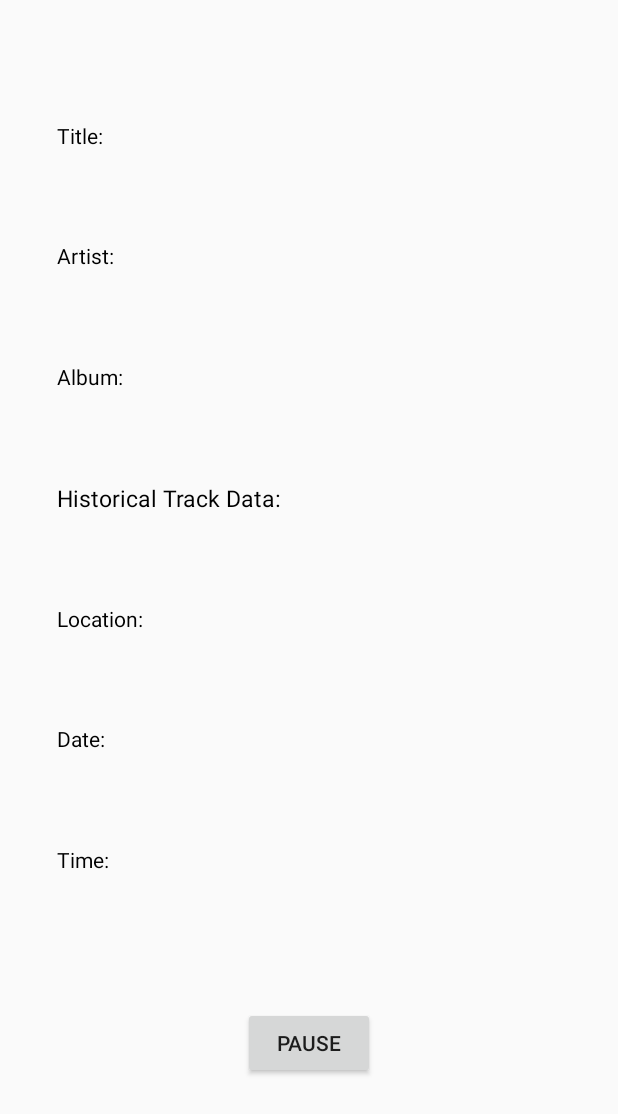
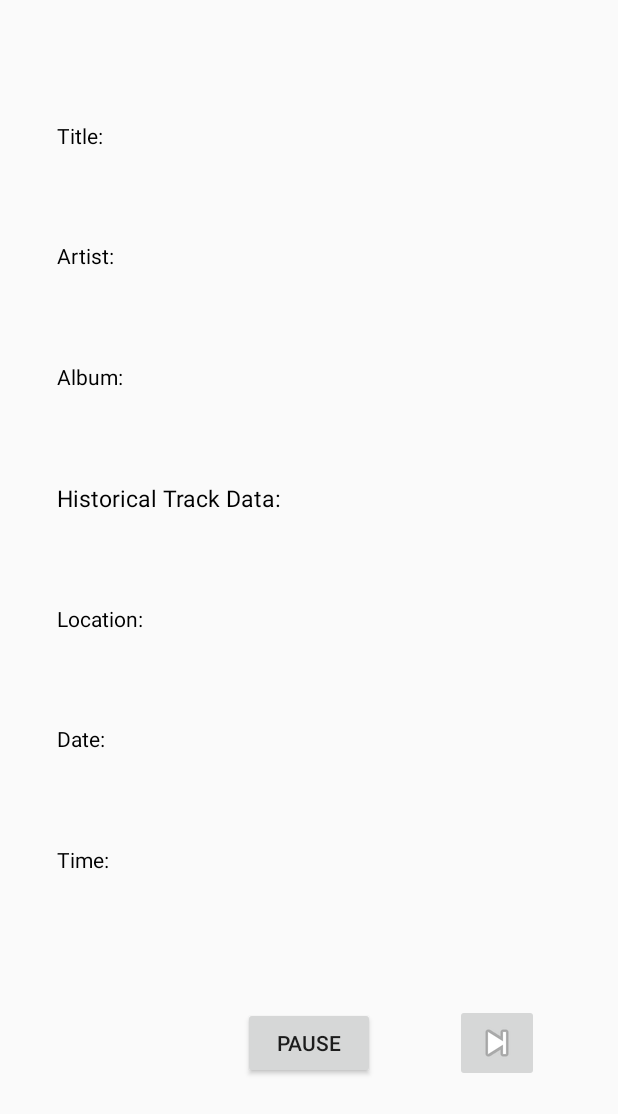
Before and after one commit to elimaga/FlashbackMusic, an Android app: the SongActivity screen opened directly, with no data from a screen before it, on a phone screen of 412 x 824 dp. Shown: the top 1114 px of the screen. Run offline under Robolectric (Android 15) with nearby library versions, the phone set to English and light mode, and no system bars; our stand-ins replace Firebase (no records; nobody signed in at launch, a user with empty details on screens opened directly); libraries missing offline, so code that uses them is left out: com.firebase.geofire; 8 statements that could not run were skipped.

Commit message:
add skip button

```diff
--- a/FlashbackMusic/app/src/main/java/com/example/team13/flashbackmusic/SongActivity.java
+++ b/FlashbackMusic/app/src/main/java/com/example/team13/flashbackmusic/SongActivity.java
@@ -269,4 +269,17 @@ public class SongActivity extends AppCompatActivity {
         song.setData(newLocation[0], newLocation[1],newDay, newTime, newDate);
         musicLibrary.persistSong(song);
     }
+
+    public void skipSong() {
+        if(songIndices.size() > 0) {
+            Song nextSong = musicLibrary.getSongs().get(songIndices.remove(0));
+            mediaPlayer.reset();
+            updateScreen(nextSong);
+            playSong(nextSong);
+            currSong = nextSong;
+        }
+        else {
+            finish();
+        }
+    }
 }
--- a/FlashbackMusic/app/src/main/res/layout/activity_song.xml
+++ b/FlashbackMusic/app/src/main/res/layout/activity_song.xml
@@ -13,12 +13,12 @@
         android:text=""
         android:textColor="#117b00"
         android:textSize="25dp"
+        app:layout_constraintBottom_toBottomOf="parent"
         app:layout_constraintHorizontal_bias="0.5"
-        app:layout_constraintVertical_bias="0.03"
-        app:layout_constraintBottom_toBottomOf="parent"
         app:layout_constraintLeft_toLeftOf="parent"
         app:layout_constraintRight_toRightOf="parent"
-        app:layout_constraintTop_toTopOf="parent"/>
+        app:layout_constraintTop_toTopOf="parent"
+        app:layout_constraintVertical_bias="0.03" />
 
     <TextView
         android:id="@+id/titleTextView"
@@ -26,12 +26,12 @@
         android:layout_height="wrap_content"
         android:text="Title:"
         android:textColor="#000000"
+        app:layout_constraintBottom_toBottomOf="parent"
         app:layout_constraintHorizontal_bias="0.1"
-        app:layout_constraintVertical_bias="0.1"
-        app:layout_constraintBottom_toBottomOf="parent"
         app:layout_constraintLeft_toLeftOf="parent"
         app:layout_constraintRight_toRightOf="parent"
-        app:layout_constraintTop_toTopOf="parent"/>
+        app:layout_constraintTop_toTopOf="parent"
+        app:layout_constraintVertical_bias="0.1" />
 
     <TextView
         android:id="@+id/artistTextView"
@@ -39,10 +39,10 @@
         android:layout_height="wrap_content"
         android:text="Artist:"
         android:textColor="#000000"
-        app:layout_constraintVertical_bias="0.2"
         app:layout_constraintBottom_toBottomOf="parent"
         app:layout_constraintLeft_toLeftOf="@id/titleTextView"
-        app:layout_constraintTop_toTopOf="parent"/>
+        app:layout_constraintTop_toTopOf="parent"
+        app:layout_constraintVertical_bias="0.2" />
 
     <TextView
         android:id="@+id/albumTextView"
@@ -50,10 +50,10 @@
         android:layout_height="wrap_content"
         android:text="Album:"
         android:textColor="#000000"
-        app:layout_constraintVertical_bias="0.3"
         app:layout_constraintBottom_toBottomOf="parent"
         app:layout_constraintLeft_toLeftOf="@id/titleTextView"
-        app:layout_constraintTop_toTopOf="parent"/>
+        app:layout_constraintTop_toTopOf="parent"
+        app:layout_constraintVertical_bias="0.3" />
 
     <TextView
         android:layout_width="wrap_content"
@@ -61,10 +61,10 @@
         android:text="Historical Track Data:"
         android:textColor="#000000"
         android:textSize="15dp"
-        app:layout_constraintVertical_bias="0.4"
         app:layout_constraintBottom_toBottomOf="parent"
         app:layout_constraintLeft_toLeftOf="@id/titleTextView"
-        app:layout_constraintTop_toTopOf="parent"/>
+        app:layout_constraintTop_toTopOf="parent"
+        app:layout_constraintVertical_bias="0.4" />
 
     <TextView
         android:id="@+id/locationTextView"
@@ -72,11 +72,11 @@
         android:layout_height="wrap_content"
         android:text="Location:"
         android:textColor="#000000"
+        app:layout_constraintBottom_toBottomOf="parent"
         app:layout_constraintHorizontal_bias="0.1"
-        app:layout_constraintVertical_bias="0.5"
-        app:layout_constraintBottom_toBottomOf="parent"
         app:layout_constraintLeft_toLeftOf="@id/titleTextView"
-        app:layout_constraintTop_toTopOf="parent"/>
+        app:layout_constraintTop_toTopOf="parent"
+        app:layout_constraintVertical_bias="0.5" />
 
     <TextView
         android:id="@+id/dateTextView"
@@ -84,11 +84,11 @@
         android:layout_height="wrap_content"
         android:text="Date:"
         android:textColor="#000000"
+        app:layout_constraintBottom_toBottomOf="parent"
         app:layout_constraintHorizontal_bias="0.1"
-        app:layout_constraintVertical_bias="0.6"
-        app:layout_constraintBottom_toBottomOf="parent"
         app:layout_constraintLeft_toLeftOf="@id/titleTextView"
-        app:layout_constraintTop_toTopOf="parent"/>
+        app:layout_constraintTop_toTopOf="parent"
+        app:layout_constraintVertical_bias="0.6" />
 
     <TextView
         android:id="@+id/timeTextView"
@@ -96,11 +96,11 @@
         android:layout_height="wrap_content"
         android:text="Time:"
         android:textColor="#000000"
+        app:layout_constraintBottom_toBottomOf="parent"
         app:layout_constraintHorizontal_bias="0.1"
-        app:layout_constraintVertical_bias="0.7"
-        app:layout_constraintBottom_toBottomOf="parent"
         app:layout_constraintLeft_toLeftOf="@id/titleTextView"
-        app:layout_constraintTop_toTopOf="parent"/>
+        app:layout_constraintTop_toTopOf="parent"
+        app:layout_constraintVertical_bias="0.7" />
 
     <Button
         android:id="@+id/playPauseButton"
@@ -113,5 +113,18 @@
         app:layout_constraintTop_toTopOf="parent"
         app:layout_constraintVertical_bias="0.865" />
 
+    <ImageButton
+        android:id="@+id/imageButton2"
+        android:layout_width="wrap_content"
+        android:layout_height="wrap_content"
+        android:layout_marginEnd="8dp"
+        android:layout_marginStart="8dp"
+        android:onClick="skipSong"
+        app:layout_constraintBottom_toBottomOf="@+id/playPauseButton"
+        app:layout_constraintEnd_toEndOf="parent"
+        app:layout_constraintStart_toEndOf="@+id/playPauseButton"
+        app:layout_constraintTop_toTopOf="@+id/playPauseButton"
+        app:srcCompat="@android:drawable/ic_media_next" />
+
 
 </android.support.constraint.ConstraintLayout>
```
